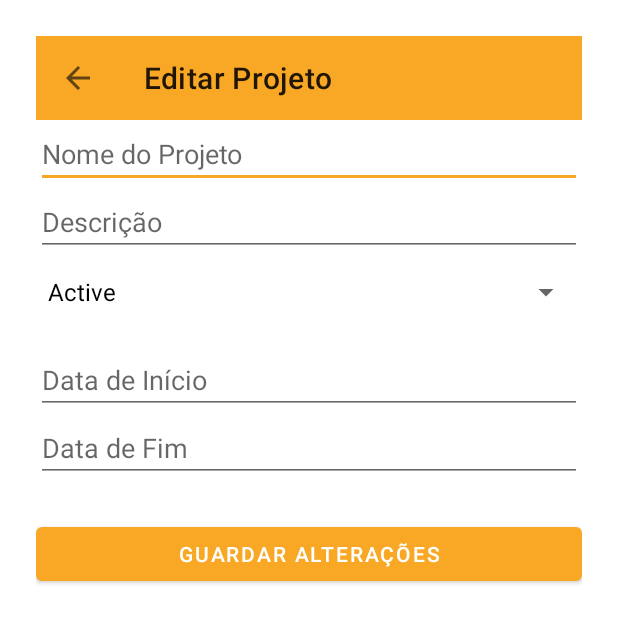
After one commit to IPVC-EI-2024-2025/tp-ei-a-2024-2025-projectmanagment_28998_24899, an Android app: the ManagerEditProjectActivity screen opened directly, with no data from a screen before it, on a phone screen of 412 x 824 dp. The commit adds this screen. Shown: the top 623 px of the screen. Run offline under Robolectric (Android 15) with nearby library versions, the phone set to English and light mode, and no system bars; 6 statements that could not run were skipped.

Commit message:
Managers edit project done

```diff
--- a/app/src/main/AndroidManifest.xml
+++ b/app/src/main/AndroidManifest.xml
@@ -115,8 +115,8 @@
                   android:theme="@style/Theme.TaskWave.NoActionBar"/>
         <activity android:name=".ui.home.manager.ManagerEditTaskActivity"
                   android:theme="@style/Theme.TaskWave.NoActionBar"/>
-
-
+        <activity android:name=".ui.home.manager.ManagerEditProjectActivity"
+                  android:theme="@style/Theme.TaskWave.NoActionBar"/>
 
 
 
--- /dev/null
+++ b/app/src/main/java/com/baptistaz/taskwave/ui/home/manager/ManagerEditProjectActivity.kt
@@ -0,0 +1,107 @@
+package com.baptistaz.taskwave.ui.home.manager
+
+import android.os.Bundle
+import android.util.Log
+import android.widget.ArrayAdapter
+import android.widget.Button
+import android.widget.EditText
+import android.widget.Spinner
+import android.widget.Toast
+import androidx.appcompat.app.AppCompatActivity
+import androidx.lifecycle.lifecycleScope
+import com.baptistaz.taskwave.R
+import com.baptistaz.taskwave.data.model.Project
+import com.baptistaz.taskwave.data.model.ProjectUpdate
+import com.baptistaz.taskwave.data.remote.RetrofitInstance
+import com.baptistaz.taskwave.data.remote.project.ProjectRepository
+import kotlinx.coroutines.launch
+import java.time.LocalDate
+import java.time.format.DateTimeFormatter
+
+class ManagerEditProjectActivity : AppCompatActivity() {
+
+    private lateinit var inputName: EditText
+    private lateinit var inputDescription: EditText
+    private lateinit var inputStartDate: EditText
+    private lateinit var inputEndDate: EditText
+    private lateinit var spinnerStatus: Spinner
+    private lateinit var buttonEdit: Button
+
+    private lateinit var project: Project
+
+    override fun onCreate(savedInstanceState: Bundle?) {
+        super.onCreate(savedInstanceState)
+        setContentView(R.layout.activity_manager_edit_project)
+
+        // Toolbar
+        val toolbar = findViewById<androidx.appcompat.widget.Toolbar>(R.id.toolbar)
+        setSupportActionBar(toolbar)
+        supportActionBar?.setDisplayHomeAsUpEnabled(true)
+        supportActionBar?.title = "Editar Projeto"
+
+        // Liga componentes (IDs atualizados!)
+        inputName = findViewById(R.id.input_name)
+        inputDescription = findViewById(R.id.input_description)
+        spinnerStatus = findViewById(R.id.spinner_status)
+        inputStartDate = findViewById(R.id.input_start_date)
+        inputEndDate = findViewById(R.id.input_end_date)
+        buttonEdit = findViewById(R.id.button_edit)
+
+        // Status apenas "active" ou "completed"
+        val statusOptions = listOf("Active", "Completed")
+        spinnerStatus.adapter = ArrayAdapter(this, android.R.layout.simple_spinner_dropdown_item, statusOptions)
+
+        // Recebe o projeto via intent
+        project = intent.getSerializableExtra("project") as Project
+
+        // Preenche os dados
+        inputName.setText(project.name)
+        inputDescription.setText(project.description)
+        inputStartDate.setText(project.startDate)
+        inputEndDate.setText(project.endDate)
+        spinnerStatus.setSelection(statusOptions.indexOf(project.status?.lowercase() ?: "active"))
+
+        // Botão de guardar alterações
+        buttonEdit.setOnClickListener {
+            val formatter = DateTimeFormatter.ofPattern("yyyy-MM-dd")
+            val repo = ProjectRepository(RetrofitInstance.projectService)
+
+            lifecycleScope.launch {
+                try {
+                    val start = LocalDate.parse(inputStartDate.text.toString(), formatter)
+                    val end = LocalDate.parse(inputEndDate.text.toString(), formatter)
+
+                    val statusFromSpinner = spinnerStatus.selectedItem.toString()
+                    val statusFormatted = statusFromSpinner.replaceFirstChar { it.uppercase() }
+
+                    val updatedProject = ProjectUpdate(
+                        id_project = project.idProject,
+                        name = inputName.text.toString(),
+                        description = inputDescription.text.toString(),
+                        status = statusFormatted,
+                        start_date = inputStartDate.text.toString(),
+                        end_date = inputEndDate.text.toString(),
+                        id_manager = project.idManager // Mantém sempre o mesmo manager!
+                    )
+
+                    val gson = com.google.gson.Gson()
+                    val jsonBody = gson.toJson(updatedProject)
+                    Log.d("PATCH_DEBUG", "JSON enviado: $jsonBody")
+
+                    repo.updateProject(project.idProject, updatedProject)
+
+                    Toast.makeText(this@ManagerEditProjectActivity, "Projeto atualizado!", Toast.LENGTH_SHORT).show()
+                    finish()
+                } catch (e: Exception) {
+                    Log.e("EDIT_PROJECT_ERROR", "Erro ao atualizar: ${e.message}", e)
+                    Toast.makeText(this@ManagerEditProjectActivity, "Erro ao atualizar: ${e.message}", Toast.LENGTH_LONG).show()
+                }
+            }
+        }
+    }
+
+    override fun onSupportNavigateUp(): Boolean {
+        finish()
+        return true
+    }
+}
--- a/app/src/main/java/com/baptistaz/taskwave/ui/home/manager/ManagerProjectsAreaActivity.kt
+++ b/app/src/main/java/com/baptistaz/taskwave/ui/home/manager/ManagerProjectsAreaActivity.kt
@@ -39,6 +39,11 @@ class ManagerProjectsAreaActivity : BaseManagerBottomNavActivity() {
         // (opcional: botão de logout só nesta área, mas melhor por no perfil/definições)
     }
 
+    override fun onResume() {
+        super.onResume()
+        loadProjectsApi()
+    }
+
     private fun loadProjectsApi() {
         val token = SessionManager.getAccessToken(this) ?: ""
         val managerId = SessionManager.getUserId(this) ?: ""
--- /dev/null
+++ b/app/src/main/res/layout/activity_manager_edit_project.xml
@@ -0,0 +1,53 @@
+<?xml version="1.0" encoding="utf-8"?>
+<ScrollView xmlns:android="http://schemas.android.com/apk/res/android"
+    android:layout_width="match_parent"
+    android:layout_height="match_parent">
+
+    <LinearLayout
+        android:orientation="vertical"
+        android:padding="24dp"
+        android:layout_width="match_parent"
+        android:layout_height="wrap_content">
+
+        <include layout="@layout/toolbar_back" />
+
+        <EditText
+            android:id="@+id/input_name"
+            android:hint="Nome do Projeto"
+            android:layout_width="match_parent"
+            android:layout_height="wrap_content"/>
+
+        <EditText
+            android:id="@+id/input_description"
+            android:hint="Descrição"
+            android:layout_width="match_parent"
+            android:layout_height="wrap_content"/>
+
+        <Spinner
+            android:id="@+id/spinner_status"
+            android:layout_width="match_parent"
+            android:layout_height="wrap_content"
+            android:layout_marginBottom="12dp" />
+
+        <EditText
+            android:id="@+id/input_start_date"
+            android:hint="Data de Início"
+            android:inputType="date"
+            android:layout_width="match_parent"
+            android:layout_height="wrap_content"/>
+
+        <EditText
+            android:id="@+id/input_end_date"
+            android:hint="Data de Fim"
+            android:inputType="date"
+            android:layout_width="match_parent"
+            android:layout_height="wrap_content"/>
+
+        <Button
+            android:id="@+id/button_edit"
+            android:text="Guardar Alterações"
+            android:layout_width="match_parent"
+            android:layout_height="wrap_content"
+            android:layout_marginTop="24dp"/>
+    </LinearLayout>
+</ScrollView>
```
Also changed, not shown: app/src/main/java/com/baptistaz/taskwave/ui/home/manager/ManagerProjectDetailsActivity.kt (+36 -9 lines), app/src/main/res/layout/activity_manager_project_details.xml (+7 -1 lines).
